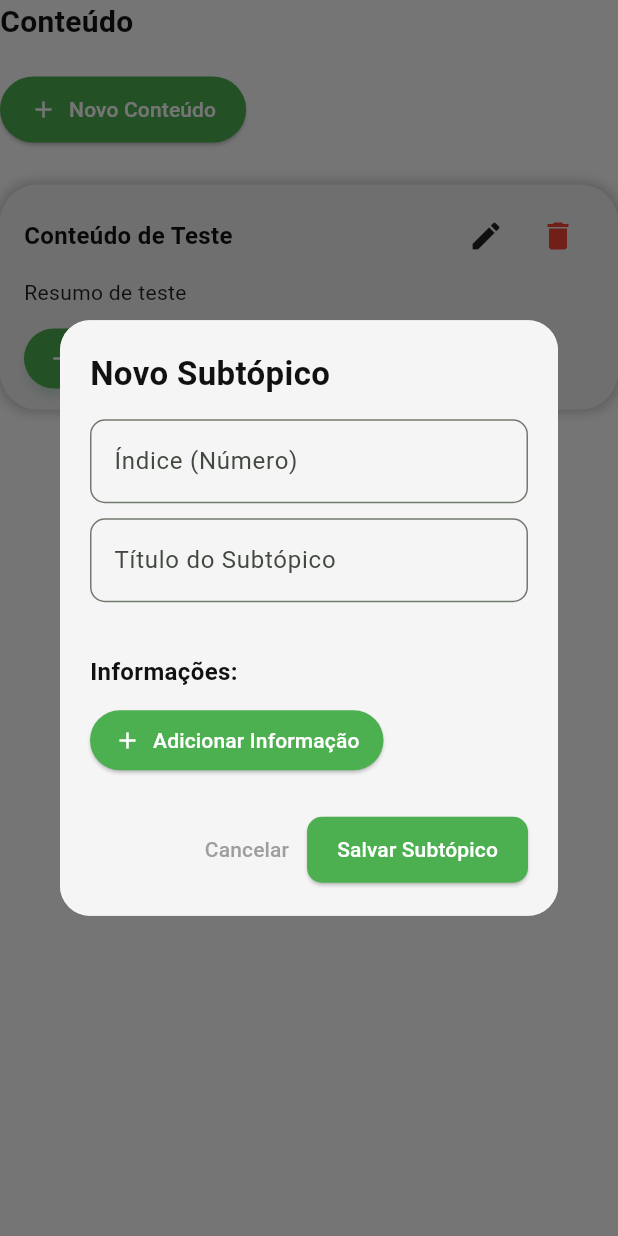
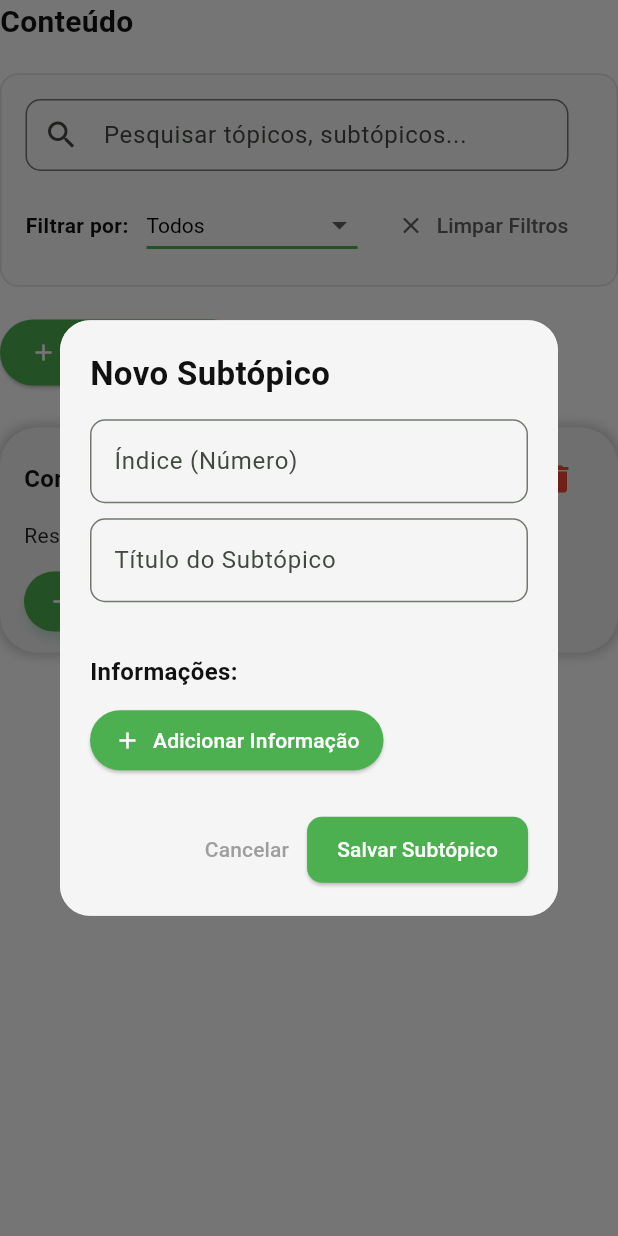
Before and after one commit to louisebochnia/PII_AtlasDigital, a Flutter app: the ConteudoPage widget shown alone on an empty page, opened directly, after a tap on "Adicionar Subtópico", on a phone screen of 412 x 824 dp. Run offline on Flutter 3.47's test engine with Material 3 defaults, Android fonts, the phone set to English and light mode, and no system bars; our stand-ins replace file_picker, font_awesome_flutter, shared_preferences; accounts and stored records are empty; network calls fail; Roboto replaces fonts that are missing (Arial).

Commit message:
Adição de filtro para Topicos, tudo fundionando aqui até agora.

```diff
--- a/atlas_digital/lib/src/componentes/sub_componentes/painelAdm_Conteudo.dart
+++ b/atlas_digital/lib/src/componentes/sub_componentes/painelAdm_Conteudo.dart
@@ -19,6 +19,11 @@ class ConteudoPage extends StatefulWidget {
 }
 
 class _ConteudoPageState extends State<ConteudoPage> {
+  // ------------------- FILTROS E PESQUISA -------------------
+  String _filtroTopicoSelecionado = 'Todos';
+  String _termoPesquisa = '';
+  bool _ordenarAlfabeticamente = false;
+
   // ------------------- CARREGAR CONTEUDDOS -----------------
   bool _carregado = false;
 
@@ -50,43 +55,45 @@ class _ConteudoPageState extends State<ConteudoPage> {
       }
     }
 
-    File? imagemSelecionada;
+    //Comentei Essa parte de imagem por que não funcionou direito
 
-    Future<void> selecionarImagem(StateSetter setStateDialog) async {
-      final resultado = await FilePicker.platform.pickFiles(
-        type: FileType.image,
-      );
-      if (resultado != null && resultado.files.single.path != null) {
-        setStateDialog(() {
-          imagemSelecionada = File(resultado.files.single.path!);
-        });
-      }
-    }
+    // File? imagemSelecionada;
 
-    Future<String?> uploadImagem(File imagem) async {
-      try {
-        final uri = Uri.parse('http://localhost:3000/images');
-        final request = http.MultipartRequest('POST', uri);
-        request.files.add(
-          await http.MultipartFile.fromPath('imagem', imagem.path),
-        );
-        request.fields['topico'] = 'subtopico';
-        request.fields['anotacao'] = 'capa';
+    // Future<void> selecionarImagem(StateSetter setStateDialog) async {
+    //   final resultado = await FilePicker.platform.pickFiles(
+    //     type: FileType.image,
+    //   );
+    //   if (resultado != null && resultado.files.single.path != null) {
+    //     setStateDialog(() {
+    //       imagemSelecionada = File(resultado.files.single.path!);
+    //     });
+    //   }
+    // }
 
-        final response = await request.send();
-        if (response.statusCode == 200) {
-          final resBody = await response.stream.bytesToString();
-          final data = jsonDecode(resBody);
-          return data['enderecoImagem'];
-        } else {
-          debugPrint('Erro ao enviar imagem: ${response.statusCode}');
-          return null;
-        }
-      } catch (e) {
-        debugPrint('Erro no upload: $e');
-        return null;
-      }
-    }
+    // Future<String?> uploadImagem(File imagem) async {
+    //   try {
+    //     final uri = Uri.parse('http://localhost:3000/images');
+    //     final request = http.MultipartRequest('POST', uri);
+    //     request.files.add(
+    //       await http.MultipartFile.fromPath('imagem', imagem.path),
+    //     );
+    //     request.fields['topico'] = 'subtopico';
+    //     request.fields['anotacao'] = 'capa';
+
+    //     final response = await request.send();
+    //     if (response.statusCode == 200) {
+    //       final resBody = await response.stream.bytesToString();
+    //       final data = jsonDecode(resBody);
+    //       return data['enderecoImagem'];
+    //     } else {
+    //       debugPrint('Erro ao enviar imagem: ${response.statusCode}');
+    //       return null;
+    //     }
+    //   } catch (e) {
+    //     debugPrint('Erro no upload: $e');
+    //     return null;
+    //   }
+    // }
 
     showDialog(
       context: context,
@@ -143,34 +150,6 @@ class _ConteudoPageState extends State<ConteudoPage> {
                   ),
                   const SizedBox(height: 15),
 
-                  // COMENTEI a parte de imagem por enquanto
-                  /*
-                  ElevatedButton.icon(
-                    onPressed: () => selecionarImagem(setStateDialog),
-                    icon: const Icon(Icons.image, color: Colors.white),
-                    label: const Text(
-                      "Selecionar Imagem",
-                      style: TextStyle(color: Colors.white),
-                    ),
-                    style: ElevatedButton.styleFrom(
-                      backgroundColor: Colors.green,
-                      padding: const EdgeInsets.symmetric(
-                        horizontal: 16,
-                        vertical: 10,
-                      ),
-                      shape: RoundedRectangleBorder(
-                        borderRadius: BorderRadius.circular(20),
-                      ),
-                    ),
-                  ),
-                  const SizedBox(height: 10),
-
-                  if (imagemSelecionada != null)
-                    ClipRRect(
-                      borderRadius: BorderRadius.circular(10),
-                      child: Image.file(imagemSelecionada!, height: 120),
-                    ),
-                  */
                   const SizedBox(height: 20),
                   const Text(
                     "Informações:",
@@ -238,7 +217,6 @@ class _ConteudoPageState extends State<ConteudoPage> {
                   Row(
                     mainAxisAlignment: MainAxisAlignment.end,
                     children: [
-                      // BOTÃO CANCELAR ADICIONADO
                       TextButton(
                         onPressed: () {
                           Navigator.pop(context);
@@ -253,7 +231,6 @@ class _ConteudoPageState extends State<ConteudoPage> {
                           final indiceText = indiceController.text.trim();
                           final titulo = tituloController.text.trim();
 
-                          // Validações básicas
                           if (indiceText.isEmpty || titulo.isEmpty) {
                             ScaffoldMessenger.of(context).showSnackBar(
                               const SnackBar(
@@ -263,7 +240,6 @@ class _ConteudoPageState extends State<ConteudoPage> {
                             return;
                           }
 
-                          // Converter para número e validar
                           final indiceNumero = int.tryParse(indiceText);
                           if (indiceNumero == null || indiceNumero < 1) {
                             ScaffoldMessenger.of(context).showSnackBar(
@@ -276,13 +252,12 @@ class _ConteudoPageState extends State<ConteudoPage> {
                             return;
                           }
 
-                          // Monta lista de Informacao
                           final listaInformacoes = informacoesControllers
                               .asMap()
                               .entries
                               .map(
                                 (entry) => Informacao(
-                                  id: '', // backend gera
+                                  id: '',
                                   indice: entry.key,
                                   informacao: entry.value.text.trim(),
                                 ),
@@ -293,7 +268,6 @@ class _ConteudoPageState extends State<ConteudoPage> {
                           final estado = context.read<EstadoSubtopicos>();
 
                           if (isEditando) {
-                            // EDITAR subtópico existente
                             final subtopicoAtualizado = Subtopico(
                               id: subtopicoExistente!.id,
                               indice: indiceNumero,
@@ -314,7 +288,6 @@ class _ConteudoPageState extends State<ConteudoPage> {
                               );
                             }
                           } else {
-                            // CRIAR novo subtópico
                             final novoSubtopico = Subtopico(
                               id: '',
                               indice: indiceNumero,
@@ -687,7 +660,6 @@ class _ConteudoPageState extends State<ConteudoPage> {
             ],
           ),
 
-          // Exibir informações do subtópico
           if (subtopico.informacoes.isNotEmpty) ...[
             const SizedBox(height: 8),
             ...subtopico.informacoes.map(
@@ -707,11 +679,158 @@ class _ConteudoPageState extends State<ConteudoPage> {
     );
   }
 
+  // ------------------- FILTRAR E ORDENAR TÓPICOS -------------------
+  List<Topico> _filtrarEOrdenarTopicos(
+    List<Topico> topicos,
+    List<Subtopico> todosSubtopicos,
+  ) {
+    List<Topico> topicosFiltrados = topicos;
+
+    // Aplicar filtro por tópico
+    if (_filtroTopicoSelecionado != 'Todos') {
+      topicosFiltrados = topicosFiltrados
+          .where((topico) => topico.titulo == _filtroTopicoSelecionado)
+          .toList();
+    }
+
+    // Aplicar pesquisa
+    if (_termoPesquisa.isNotEmpty) {
+      final termo = _termoPesquisa.toLowerCase();
+      topicosFiltrados = topicosFiltrados.where((topico) {
+        // Buscar nos subtópicos deste tópico
+        final subtopicosDoTopico = todosSubtopicos
+            .where((subtopico) => subtopico.topicoId == topico.id)
+            .toList();
+
+        return topico.titulo.toLowerCase().contains(termo) ||
+            topico.resumo.toLowerCase().contains(termo) ||
+            subtopicosDoTopico.any(
+              (subtopico) =>
+                  subtopico.titulo.toLowerCase().contains(termo) ||
+                  subtopico.informacoes.any(
+                    (info) => info.informacao.toLowerCase().contains(termo),
+                  ),
+            );
+      }).toList();
+    }
+
+    // Aplicar ordenação alfabética
+    if (_ordenarAlfabeticamente) {
+      topicosFiltrados.sort((a, b) => a.titulo.compareTo(b.titulo));
+    }
+
+    return topicosFiltrados;
+  }
+
+  // ------------------- WIDGET DOS FILTROS -------------------
+  Widget _buildFiltros() {
+    final estadoTopicos = context.watch<EstadoTopicos>();
+
+    // Obter lista única de tópicos para o dropdown
+    final topicosUnicos =
+        ['Todos'] + estadoTopicos.topicos.map((t) => t.titulo).toSet().toList();
+
+    return Container(
+      padding: const EdgeInsets.all(16),
+      decoration: BoxDecoration(
+        color: Colors.grey[50],
+        borderRadius: BorderRadius.circular(12),
+        border: Border.all(color: Colors.grey[300]!),
+      ),
+      child: Column(
+        children: [
+          // Pesquisa e Ordenação
+          Row(
+            children: [
+              // Campo de pesquisa
+              Expanded(
+                child: TextField(
+                  onChanged: (value) {
+                    setState(() {
+                      _termoPesquisa = value;
+                    });
+                  },
+                  decoration: InputDecoration(
+                    hintText: 'Pesquisar tópicos, subtópicos...',
+                    prefixIcon: const Icon(Icons.search),
+                    border: OutlineInputBorder(
+                      borderRadius: BorderRadius.circular(10),
+                    ),
+                    contentPadding: const EdgeInsets.symmetric(
+                      horizontal: 16,
+                      vertical: 12,
+                    ),
+                  ),
+                ),
+              ),
+              const SizedBox(width: 16),
+            ],
+          ),
+
+          const SizedBox(height: 12),
+
+          // Filtro por tópico
+          Row(
+            children: [
+              const Text(
+                'Filtrar por:',
+                style: TextStyle(fontWeight: FontWeight.bold, fontSize: 14),
+              ),
+              const SizedBox(width: 12),
+
+              DropdownButton<String>(
+                value: _filtroTopicoSelecionado,
+                onChanged: (String? novoValor) {
+                  setState(() {
+                    _filtroTopicoSelecionado = novoValor!;
+                  });
+                },
+                items: topicosUnicos.map<DropdownMenuItem<String>>((
+                  String valor,
+                ) {
+                  return DropdownMenuItem<String>(
+                    value: valor,
+                    child: Text(valor, style: const TextStyle(fontSize: 14)),
+                  );
+                }).toList(),
+                style: const TextStyle(color: Colors.black),
+                underline: Container(height: 2, color: Colors.green),
+              ),
+
+              const Spacer(),
+
+              // Botão para limpar filtros
+              TextButton.icon(
+                onPressed: () {
+                  setState(() {
+                    _filtroTopicoSelecionado = 'Todos';
+                    _termoPesquisa = '';
+                    _ordenarAlfabeticamente = false;
+                  });
+                },
+                icon: const Icon(Icons.clear, size: 18),
+                label: const Text('Limpar Filtros'),
+                style: TextButton.styleFrom(foregroundColor: Colors.grey[700]),
+              ),
+            ],
+          ),
+        ],
+      ),
+    );
+  }
+
   // ------------------- INTERFACE PRINCIPAL -------------------
+  @override
   @override
   Widget build(BuildContext context) {
     final estadoTopicos = context.watch<EstadoTopicos>();
     final estadoSubtopicos = context.watch<EstadoSubtopicos>();
+
+    // Aplicar filtros e ordenação
+    final topicosFiltrados = _filtrarEOrdenarTopicos(
+      estadoTopicos.topicos,
+      estadoSubtopicos.subtopicos,
+    );
 
     return Column(
       crossAxisAlignment: CrossAxisAlignment.start,
@@ -724,6 +843,10 @@ class _ConteudoPageState extends State<ConteudoPage> {
             fontFamily: "Arial",
           ),
         ),
+        const SizedBox(height: 20),
+
+        // Filtros
+        _buildFiltros(),
         const SizedBox(height: 20),
 
         ElevatedButton.icon(
@@ -744,14 +867,46 @@ class _ConteudoPageState extends State<ConteudoPage> {
         ),
         const SizedBox(height: 20),
 
+        // Indicador de resultados
+        if (_termoPesquisa.isNotEmpty || _filtroTopicoSelecionado != 'Todos')
+          Padding(
+            padding: const EdgeInsets.only(bottom: 16),
+            child: Text(
+              '${topicosFiltrados.length} tópico(s) encontrado(s)',
+              style: TextStyle(
+                fontSize: 14,
+                color: Colors.grey[600],
+                fontStyle: FontStyle.italic,
+              ),
+            ),
+          ),
+
         Expanded(
-          child: ListView.builder(
-            itemCount: estadoTopicos.topicos.length,
+          child: topicosFiltrados.isEmpty
+              ? const Center(
+                  child: Column(
+                    mainAxisAlignment: MainAxisAlignment.center,
+                    children: [
+                      Icon(Icons.search_off, size: 64, color: Colors.grey),
+                      SizedBox(height: 16),
+                      Text(
+                        'Nenhum tópico encontrado',
+                        style: TextStyle(fontSize: 16, color: Colors.grey),
+                      ),
+                      SizedBox(height: 8),
+                      Text(
+                        'Tente ajustar os filtros ou a pesquisa',
+                        style: TextStyle(fontSize: 14, color: Colors.grey),
+                      ),
+                    ],
+                  ),
+                )
+              : ListView.builder(
+                  itemCount: topicosFiltrados.length,
                   itemBuilder: (context, index) {
-              final conteudo = estadoTopicos.topicos[index];
-              final subtopicosDoTopico = estadoSubtopicos.filtrarPorTopico(
-                conteudo.id,
-              );
+                    final conteudo = topicosFiltrados[index];
+                    final subtopicosDoTopico = estadoSubtopicos
+                        .filtrarPorTopico(conteudo.id);
 
                     return Container(
                       margin: const EdgeInsets.symmetric(vertical: 6),
@@ -774,7 +929,6 @@ class _ConteudoPageState extends State<ConteudoPage> {
                       child: Column(
                         crossAxisAlignment: CrossAxisAlignment.start,
                         children: [
-                    // Linha principal do tópico
                           Row(
                             children: [
                               Expanded(
@@ -788,11 +942,18 @@ class _ConteudoPageState extends State<ConteudoPage> {
                                 ),
                               ),
                               IconButton(
-                          icon: const Icon(Icons.edit, color: Colors.black87),
-                          onPressed: () => abrirPopupConteudo(id: conteudo.id),
+                                icon: const Icon(
+                                  Icons.edit,
+                                  color: Colors.black87,
+                                ),
+                                onPressed: () =>
+                                    abrirPopupConteudo(id: conteudo.id),
                               ),
                               IconButton(
-                          icon: const Icon(Icons.delete, color: Colors.red),
+                                icon: const Icon(
+                                  Icons.delete,
+                                  color: Colors.red,
+                                ),
                                 onPressed: () => deletarConteudo(conteudo.id),
                               ),
                             ],
@@ -800,7 +961,10 @@ class _ConteudoPageState extends State<ConteudoPage> {
 
                           if (conteudo.resumo.isNotEmpty)
                             Padding(
-                        padding: const EdgeInsets.only(top: 4.0, bottom: 10),
+                              padding: const EdgeInsets.only(
+                                top: 4.0,
+                                bottom: 10,
+                              ),
                               child: Text(
                                 conteudo.resumo.length > 100
                                     ? '${conteudo.resumo.substring(0, 100)}...'
@@ -813,7 +977,6 @@ class _ConteudoPageState extends State<ConteudoPage> {
                               ),
                             ),
 
-                    // SUBTÓPICOS DO TÓPICO
                           if (subtopicosDoTopico.isNotEmpty) ...[
                             const Text(
                               "Subtópicos:",
@@ -832,7 +995,6 @@ class _ConteudoPageState extends State<ConteudoPage> {
                             const SizedBox(height: 10),
                           ],
 
-                    // Botão para adicionar subtópico
                           Align(
                             alignment: Alignment.centerLeft,
                             child: ElevatedButton.icon(
@@ -854,7 +1016,9 @@ class _ConteudoPageState extends State<ConteudoPage> {
                                 shape: RoundedRectangleBorder(
                                   borderRadius: BorderRadius.circular(20),
                                 ),
-                          shadowColor: Colors.greenAccent.withOpacity(0.4),
+                                shadowColor: Colors.greenAccent.withOpacity(
+                                  0.4,
+                                ),
                                 elevation: 3,
                               ),
                             ),
```
Lines whose indentation alone changed are shown as unchanged.
